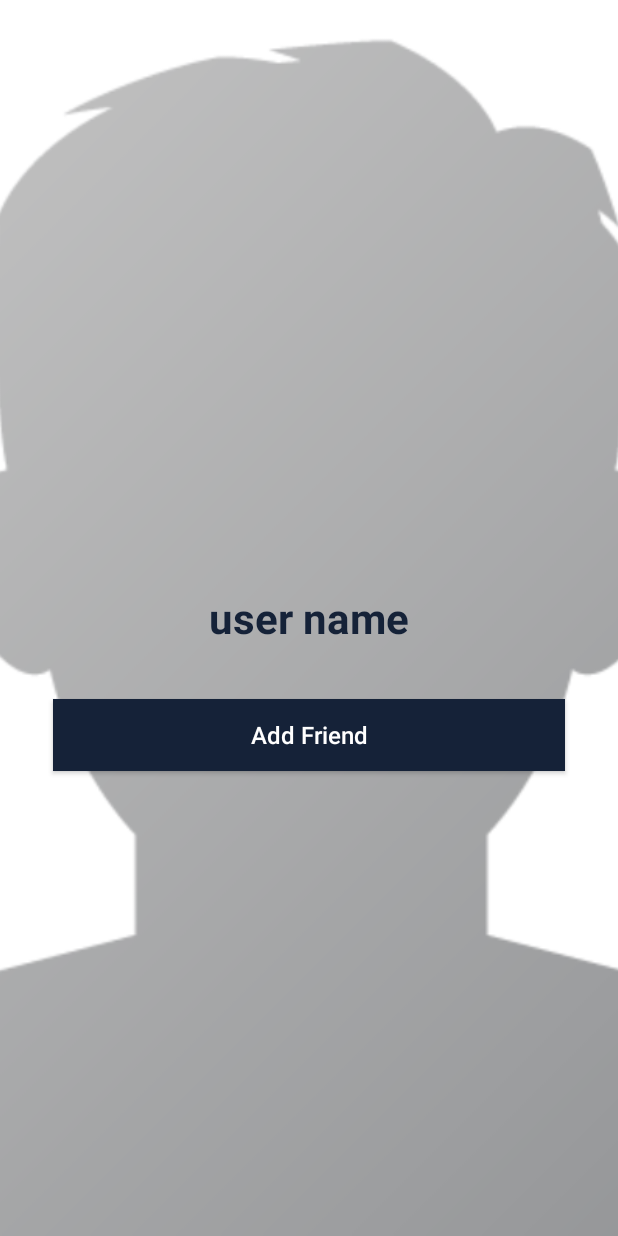
After one commit to ApptitudeDevelopment/Direct-Andriod, an Android app: the layout activity_profile.xml on its own in the app's theme, with its tools: preview values and no code run, on a phone screen of 412 x 824 dp. The commit adds this screen. Run offline under Robolectric (Android 15) with nearby library versions, the phone set to English and light mode, and no system bars.

Commit message:
Implemented User Searching System

```diff
--- a/app/src/main/AndroidManifest.xml
+++ b/app/src/main/AndroidManifest.xml
@@ -11,7 +11,8 @@
         android:roundIcon="@mipmap/ic_launcher_round"
         android:supportsRtl="true"
         android:theme="@style/AppTheme">
-        <activity android:name=".FindPeopleActivity"></activity>
+        <activity android:name=".ProfileActivity"></activity>
+        <activity android:name=".FindPeopleActivity" />
         <activity android:name=".ContactsActivity" />
         <activity android:name=".NotificationsActivity" />
         <activity android:name=".SettingsActivity" />
--- /dev/null
+++ b/app/src/main/res/layout/activity_profile.xml
@@ -0,0 +1,68 @@
+<?xml version="1.0" encoding="utf-8"?>
+<RelativeLayout xmlns:android="http://schemas.android.com/apk/res/android"
+    xmlns:app="http://schemas.android.com/apk/res-auto"
+    xmlns:tools="http://schemas.android.com/tools"
+    android:layout_width="match_parent"
+    android:layout_height="match_parent"
+    tools:context=".ProfileActivity">
+
+    <ImageView
+        android:id="@+id/background_image_view"
+        android:layout_width="match_parent"
+        android:layout_height="match_parent"
+        android:src="@drawable/profile_image"
+        android:scaleType="centerCrop">
+    </ImageView>
+
+    <TextView
+        android:id="@+id/name_profile"
+        android:layout_width="match_parent"
+        android:layout_height="wrap_content"
+        android:text="user name"
+        android:textColor="@color/colorPrimary"
+        android:textSize="28dp"
+        android:maxLines="2"
+        android:textStyle="bold"
+        android:gravity="center"
+        android:layout_centerInParent="true"
+        >
+
+    </TextView>
+
+    <Button
+        android:id="@+id/add_friend"
+        android:layout_width="match_parent"
+        android:layout_height="wrap_content"
+        android:textSize="16sp"
+        android:textAllCaps="false"
+        android:textColor="@android:color/white"
+        android:layout_below="@+id/name_profile"
+        android:layout_marginTop="35dp"
+        android:layout_marginLeft="35dp"
+        android:layout_marginRight="35dp"
+        android:layout_marginBottom="12dp"
+        android:background="@color/colorPrimary"
+        android:text="Add Friend"
+        android:padding="5dp"
+        >
+    </Button>
+
+    <Button
+        android:id="@+id/decline_friend_request"
+        android:layout_width="match_parent"
+        android:layout_height="wrap_content"
+        android:textSize="16sp"
+        android:textAllCaps="false"
+        android:textColor="@android:color/white"
+        android:layout_below="@+id/add_friend"
+        android:layout_marginTop="1dp"
+        android:layout_marginLeft="35dp"
+        android:layout_marginRight="35dp"
+        android:layout_marginBottom="12dp"
+        android:background="@color/colorPrimary"
+        android:text="Cancel Friend Request"
+        android:visibility="gone"
+        android:padding="5dp"
+        >
+    </Button>
+</RelativeLayout>
```
Also changed, not shown: app/src/main/java/com/example/directappandroid/Contacts.java (added, +47 -0 lines), app/src/main/java/com/example/directappandroid/FindPeopleActivity.java (+87 -0 lines), app/src/main/java/com/example/directappandroid/ProfileActivity.java (added, +37 -0 lines).
